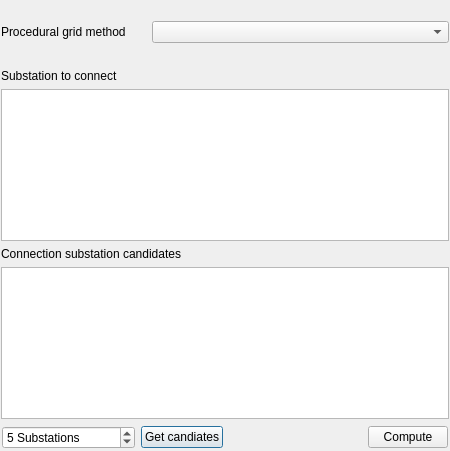
Qt form src/VeraGrid/Gui/ProceduralGrid/procedural_grid_ui.ui (SanPen/VeraGrid) before a commit.
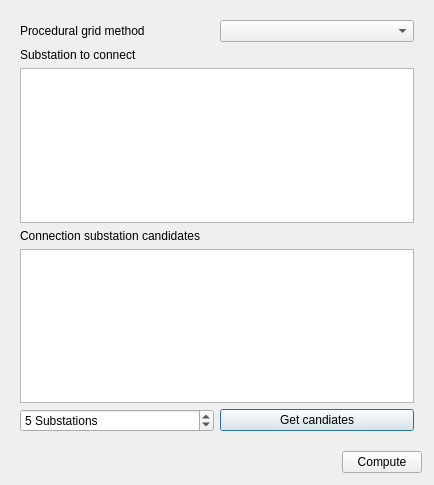
The same form after that commit. Icons and pictures are not drawn.

```diff
--- a/src/VeraGrid/Gui/ProceduralGrid/procedural_grid_ui.ui
+++ b/src/VeraGrid/Gui/ProceduralGrid/procedural_grid_ui.ui
@@ -6,71 +6,57 @@
    <rect>
     <x>0</x>
     <y>0</y>
-    <width>450</width>
-    <height>451</height>
+    <width>434</width>
+    <height>485</height>
    </rect>
   </property>
   <property name="windowTitle">
    <string>Procedural Grid</string>
   </property>
-  <layout class="QGridLayout" name="gridLayout">
-   <property name="leftMargin">
-    <number>1</number>
-   </property>
-   <property name="topMargin">
-    <number>1</number>
-   </property>
-   <property name="rightMargin">
-    <number>1</number>
-   </property>
-   <property name="bottomMargin">
-    <number>1</number>
-   </property>
-   <item row="4" column="0">
-    <widget class="QLabel" name="label_4">
-     <property name="text">
-      <string/>
-     </property>
-    </widget>
-   </item>
-   <item row="6" column="0" colspan="3">
-    <widget class="QListView" name="targetSubstationListView"/>
-   </item>
-   <item row="9" column="1">
-    <spacer name="verticalSpacer">
-     <property name="orientation">
-      <enum>Qt::Orientation::Vertical</enum>
-     </property>
-     <property name="sizeHint" stdset="0">
-      <size>
-       <width>20</width>
-       <height>40</height>
-      </size>
-     </property>
-    </spacer>
-   </item>
-   <item row="10" column="0" colspan="3">
-    <widget class="QFrame" name="frame">
+  <layout class="QVBoxLayout" name="verticalLayout_2">
+   <item>
+    <widget class="QFrame" name="frame_2">
      <property name="frameShape">
       <enum>QFrame::Shape::NoFrame</enum>
      </property>
      <property name="frameShadow">
       <enum>QFrame::Shadow::Raised</enum>
      </property>
-     <layout class="QHBoxLayout" name="horizontalLayout">
-      <property name="leftMargin">
-       <number>1</number>
-      </property>
-      <property name="topMargin">
-       <number>1</number>
-      </property>
-      <property name="rightMargin">
-       <number>1</number>
-      </property>
-      <property name="bottomMargin">
-       <number>1</number>
-      </property>
-      <item>
+     <layout class="QGridLayout" name="gridLayout">
+      <item row="7" column="1">
+       <spacer name="verticalSpacer">
+        <property name="orientation">
+         <enum>Qt::Orientation::Vertical</enum>
+        </property>
+        <property name="sizeHint" stdset="0">
+         <size>
+          <width>20</width>
+          <height>40</height>
+         </size>
+        </property>
+       </spacer>
+      </item>
+      <item row="6" column="1">
+       <widget class="QPushButton" name="computeCandidatesButton">
+        <property name="toolTip">
+         <string>Compute the N closest candiate substations</string>
+        </property>
+        <property name="text">
+         <string>Get candiates</string>
+        </property>
+       </widget>
+      </item>
+      <item row="3" column="0" colspan="2">
+       <widget class="QListView" name="targetSubstationListView"/>
+      </item>
+      <item row="0" column="0">
+       <widget class="QLabel" name="label">
+        <property name="text">
+         <string>Procedural grid method</string>
+        </property>
+       </widget>
+      </item>
+      <item row="6" column="0">
        <widget class="QSpinBox" name="topClosestSpinBox">
         <property name="suffix">
          <string> Substations</string>
@@ -86,16 +72,54 @@
         </property>
        </widget>
       </item>
-      <item>
-       <widget class="QPushButton" name="computeCandidatesButton">
+      <item row="5" column="0" colspan="2">
+       <widget class="QListView" name="candidateSubstationListView">
         <property name="toolTip">
          <string>Compute the N closest candiate substations</string>
         </property>
+       </widget>
+      </item>
+      <item row="0" column="1">
+       <widget class="QComboBox" name="methodComboBox"/>
+      </item>
+      <item row="2" column="0">
+       <widget class="QLabel" name="label_3">
         <property name="text">
-         <string>Get candiates</string>
+         <string>Substation to connect</string>
         </property>
        </widget>
       </item>
+      <item row="4" column="0">
+       <widget class="QLabel" name="label_2">
+        <property name="text">
+         <string>Connection substation candidates</string>
+        </property>
+       </widget>
+      </item>
+     </layout>
+    </widget>
+   </item>
+   <item>
+    <widget class="QFrame" name="frame">
+     <property name="frameShape">
+      <enum>QFrame::Shape::NoFrame</enum>
+     </property>
+     <property name="frameShadow">
+      <enum>QFrame::Shadow::Raised</enum>
+     </property>
+     <layout class="QHBoxLayout" name="horizontalLayout">
+      <property name="leftMargin">
+       <number>1</number>
+      </property>
+      <property name="topMargin">
+       <number>1</number>
+      </property>
+      <property name="rightMargin">
+       <number>1</number>
+      </property>
+      <property name="bottomMargin">
+       <number>1</number>
+      </property>
       <item>
        <spacer name="horizontalSpacer">
         <property name="orientation">
@@ -119,44 +143,6 @@
      </layout>
     </widget>
    </item>
-   <item row="1" column="1" colspan="2">
-    <widget class="QComboBox" name="methodComboBox"/>
-   </item>
-   <item row="0" column="0">
-    <widget class="QLabel" name="label_5">
-     <property name="text">
-      <string/>
-     </property>
-    </widget>
-   </item>
-   <item row="1" column="0">
-    <widget class="QLabel" name="label">
-     <property name="text">
-      <string>Procedural grid method</string>
-     </property>
-    </widget>
-   </item>
-   <item row="8" column="0" colspan="3">
-    <widget class="QListView" name="candidateSubstationListView">
-     <property name="toolTip">
-      <string>List of subations that can be connected to the selected substations</string>
-     </property>
-    </widget>
-   </item>
-   <item row="7" column="0" colspan="3">
-    <widget class="QLabel" name="label_2">
-     <property name="text">
-      <string>Connection substation candidates</string>
-     </property>
-    </widget>
-   </item>
-   <item row="5" column="0" colspan="3">
-    <widget class="QLabel" name="label_3">
-     <property name="text">
-      <string>Substation to connect</string>
-     </property>
-    </widget>
-   </item>
   </layout>
  </widget>
  <resources>
```
Left out of the diff: 6 changed lines with no effect on the pictures.
